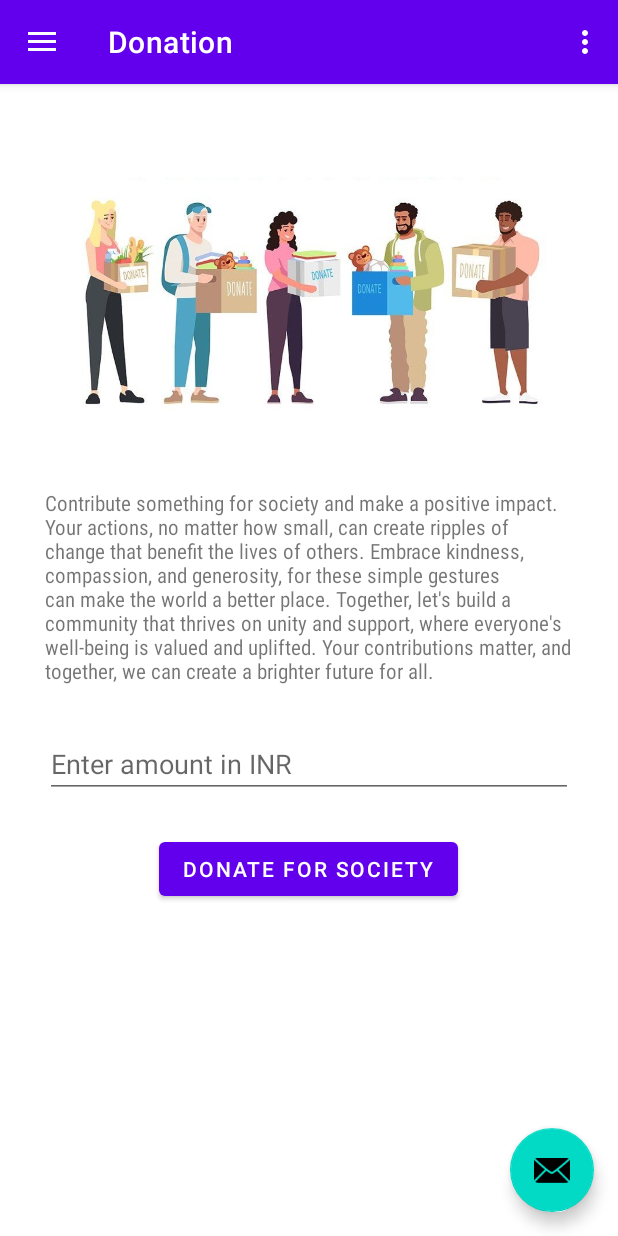
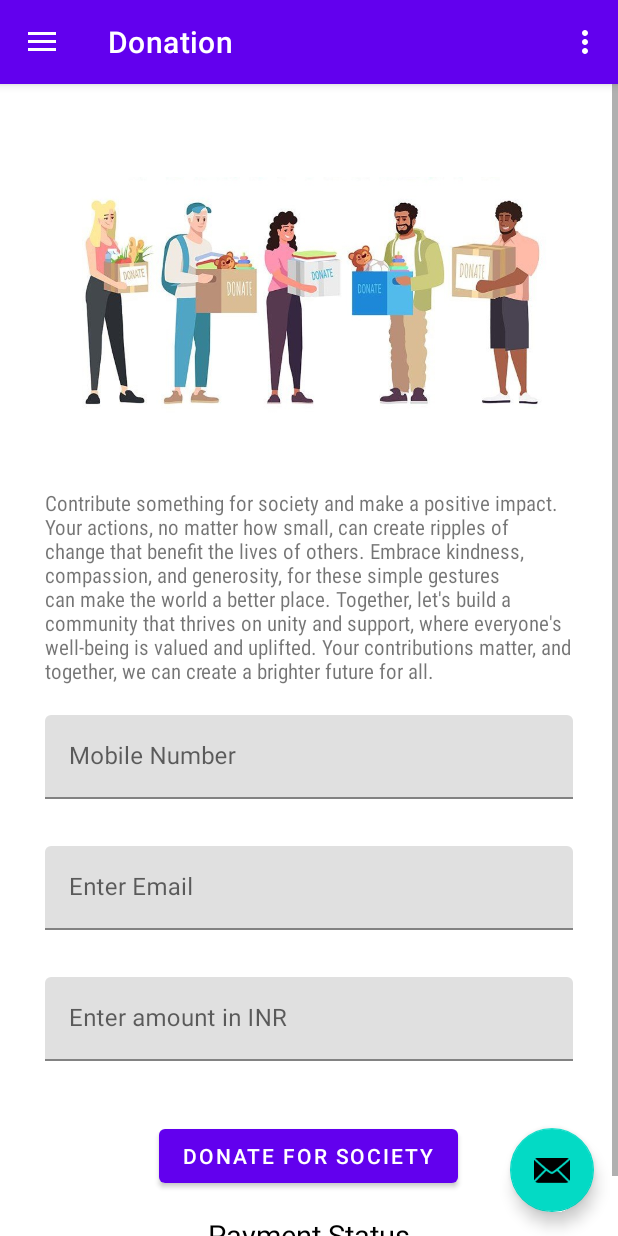
Before and after one commit to RohanRaut30/AMM, an Android app: the payment screen opened through its navigation route, on a phone screen of 412 x 824 dp. Run offline under Robolectric (Android 15) with nearby library versions, the phone set to English and light mode, and no system bars; our stand-ins replace navigation-ui; libraries missing offline, so code that uses them is left out: com.razorpay; Roboto replaces fonts that are not available here.

Commit message:
mobile ,email and amount updated in payment Fragment

```diff
--- a/app/src/main/res/layout/fragment_payment.xml
+++ b/app/src/main/res/layout/fragment_payment.xml
@@ -1,12 +1,16 @@
 <?xml version="1.0" encoding="utf-8"?>
-<LinearLayout xmlns:android="http://schemas.android.com/apk/res/android"
+<ScrollView xmlns:android="http://schemas.android.com/apk/res/android"
     xmlns:tools="http://schemas.android.com/tools"
     android:layout_width="match_parent"
     android:layout_height="match_parent"
-    android:orientation="vertical"
-    android:padding="30dp"
     tools:context=".payment">
 
+
+    <LinearLayout
+        android:layout_width="match_parent"
+        android:layout_height="match_parent"
+        android:padding="30dp"
+        android:orientation="vertical">
 
         <ImageView
             android:layout_width="wrap_content"
@@ -20,12 +24,58 @@
             android:text="@string/payment_one"/>
 
 
-    <EditText
-        android:id="@+id/etPaymentAmount"
+
+
+        <com.google.android.material.textfield.TextInputLayout
             android:layout_width="match_parent"
             android:layout_height="wrap_content"
-        android:layout_marginTop="30sp"
-        android:hint="Enter amount in INR" />
+            android:layout_marginBottom="16dp">
+
+            <com.google.android.material.textfield.TextInputEditText
+                android:layout_width="match_parent"
+                android:layout_height="wrap_content"
+                android:id="@+id/etMobileNumber"
+                android:layout_marginTop="20sp"
+                android:hint="Mobile Number"
+                android:inputType="phone"
+
+                />
+
+        </com.google.android.material.textfield.TextInputLayout>
+
+        <com.google.android.material.textfield.TextInputLayout
+            android:layout_width="match_parent"
+            android:layout_height="wrap_content"
+            android:layout_marginBottom="16dp">
+
+            <com.google.android.material.textfield.TextInputEditText
+                android:layout_width="match_parent"
+                android:layout_height="wrap_content"
+                android:id="@+id/etEmail"
+                android:layout_marginTop="15sp"
+                android:hint="Enter Email"
+                android:inputType="textEmailAddress"
+
+                />
+
+        </com.google.android.material.textfield.TextInputLayout>
+
+        <com.google.android.material.textfield.TextInputLayout
+            android:layout_width="match_parent"
+            android:layout_height="wrap_content"
+            android:layout_marginBottom="16dp">
+
+            <com.google.android.material.textfield.TextInputEditText
+                android:layout_width="match_parent"
+                android:layout_height="wrap_content"
+                android:id="@+id/etPaymentAmount"
+                android:layout_marginTop="15sp"
+                android:hint="Enter amount in INR"
+                android:inputType="phone"
+
+                />
+
+        </com.google.android.material.textfield.TextInputLayout>
 
         <Button
             android:id="@+id/btnPay"
@@ -35,18 +85,24 @@
             android:layout_gravity="center"
             android:layout_marginTop="23sp"
             android:onClick="onPayClick" />
+
         <TextView
             android:id="@+id/paytext"
             android:layout_width="wrap_content"
             android:layout_height="wrap_content"
-        android:layout_marginBottom="392dp"
+            android:layout_marginTop="15sp"
             android:textSize="19sp"
             android:textColor="#000"
-        android:layout_marginTop="15sp"
             android:layout_gravity="center"
             android:text="Payment Status"
             />
 
 
 
+
     </LinearLayout>
+
+
+
+
+</ScrollView>
```
Also changed, not shown: app/src/main/java/com/example/amm/payment.java (+27 -5 lines). Lines whose indentation alone changed are shown as unchanged.
